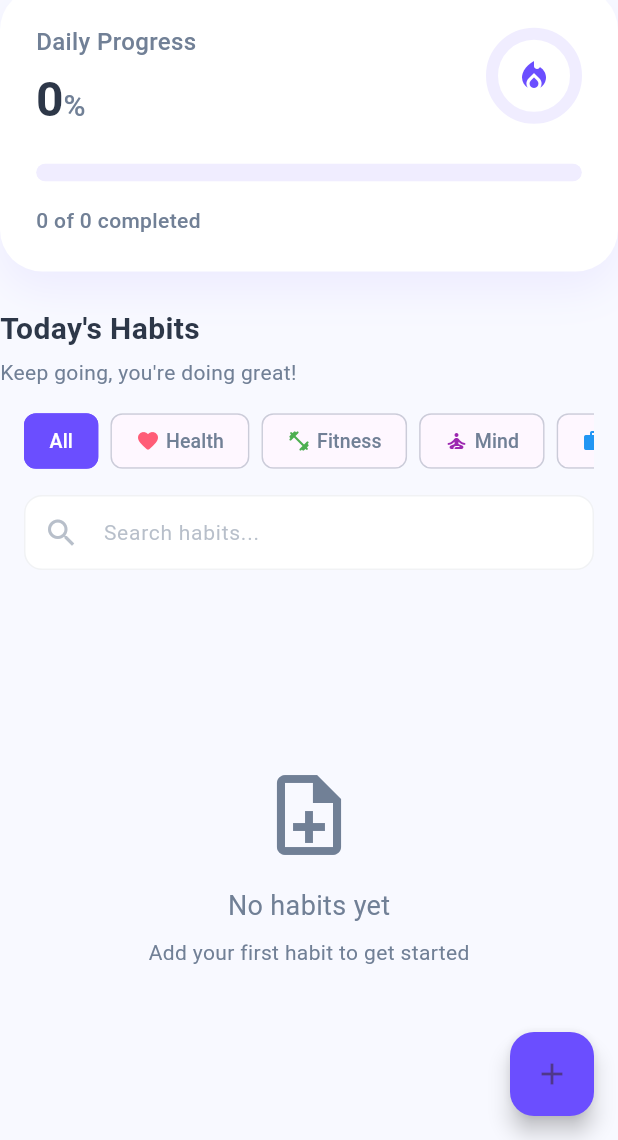
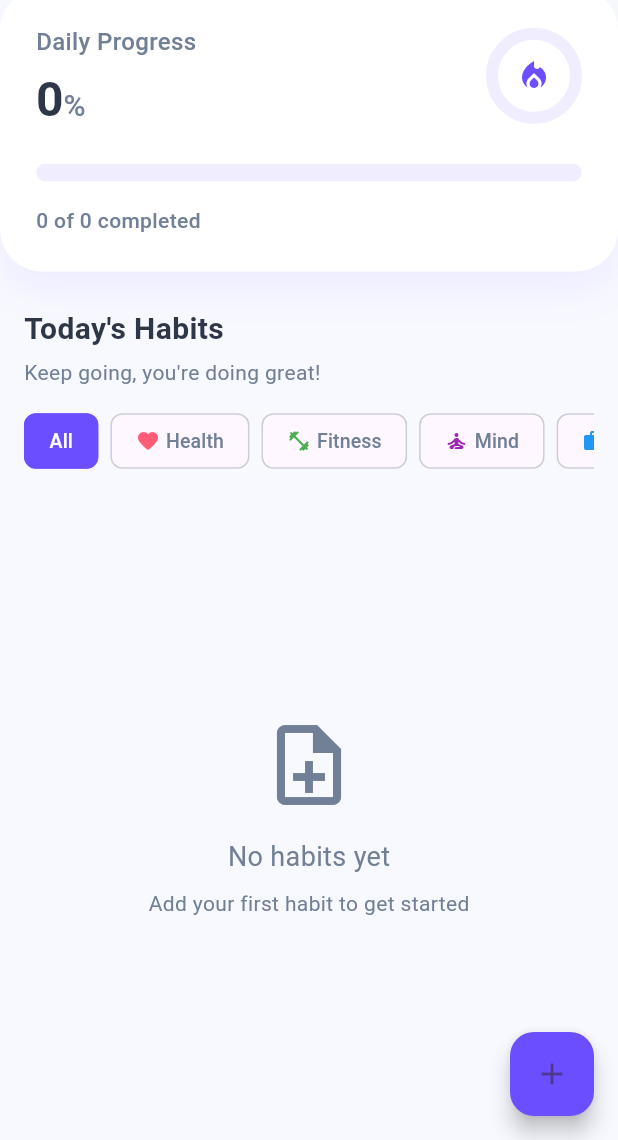
Before and after one commit to OvidiuTo/Progressly, a Flutter app: the screen it shows once a user with an empty profile is signed in, on a phone screen of 412 x 824 dp, the part 96-1236 px from its top. Run offline on Flutter 3.47's test engine with Material 3 defaults, Android fonts, the phone set to English and light mode, and no system bars; our stand-ins replace animate_do, cloud_firestore, firebase_auth, firebase_core, lottie; accounts and stored records are empty.

Commit message:
removed search bar

```diff
--- a/lib/screens/home_page.dart
+++ b/lib/screens/home_page.dart
@@ -25,107 +25,6 @@ class _HomePageState extends State<HomePage> {
   HabitCategory? _selectedCategory;
   List<Habit> _currentHabits = [];
   List<Habit> _displayedHabits = [];
-  final TextEditingController _searchController = TextEditingController();
-
-  @override
-  void dispose() {
-    _searchController.dispose();
-    super.dispose();
-  }
-
-  // Add this method to filter habits by name
-  List<Habit> _filterHabitsBySearch(List<Habit> habits, String query) {
-    if (query.isEmpty) return habits;
-    return habits
-        .where(
-            (habit) => habit.name.toLowerCase().contains(query.toLowerCase()))
-        .toList();
-  }
-
-  // Add the search bar widget
-  Widget _buildSearchBar() {
-    return Padding(
-      padding: const EdgeInsets.symmetric(horizontal: 16),
-      child: Container(
-        decoration: BoxDecoration(
-          color: AppColors.surface,
-          borderRadius: BorderRadius.circular(12),
-          border: Border.all(
-            color: AppColors.textSecondary.withOpacity(0.1),
-          ),
-        ),
-        child: TextField(
-          controller: _searchController,
-          decoration: InputDecoration(
-            hintText: 'Search habits...',
-            hintStyle: TextStyle(
-              color: AppColors.textSecondary.withOpacity(0.5),
-              fontSize: 14,
-            ),
-            prefixIcon: Icon(
-              Icons.search,
-              color: AppColors.textSecondary.withOpacity(0.5),
-            ),
-            suffixIcon: _searchController.text.isNotEmpty
-                ? IconButton(
-                    icon: const Icon(Icons.clear),
-                    color: AppColors.textSecondary.withOpacity(0.5),
-                    onPressed: () {
-                      setState(() {
-                        _searchController.clear();
-                        _displayedHabits = _getFilteredHabits(_currentHabits);
-                      });
-                    },
-                  )
-                : null,
-            border: InputBorder.none,
-            contentPadding: const EdgeInsets.symmetric(
-              horizontal: 16,
-              vertical: 12,
-            ),
-          ),
-          onChanged: (value) {
-            setState(() {
-              _displayedHabits = _filterHabitsBySearch(
-                _getFilteredHabits(_currentHabits),
-                value,
-              );
-            });
-          },
-        ),
-      ),
-    );
-  }
-
-  Future<void> _showAddHabitDialog(BuildContext context) async {
-    final result = await showDialog<Map<String, dynamic>>(
-      context: context,
-      builder: (context) => const AddHabitDialog(),
-    );
-
-    if (result != null) {
-      try {
-        await _habitService.addHabit(
-          name: result['name'] as String,
-          time: result['time'] as TimeOfDay,
-          frequency: result['frequency'] as HabitFrequency,
-          hasReminder: result['hasReminder'] as bool,
-          category: result['category'] as HabitCategory,
-        );
-        if (mounted) {
-          ScaffoldMessenger.of(context).showSnackBar(
-            const SnackBar(content: Text('Habit added successfully')),
-          );
-        }
-      } catch (e) {
-        if (mounted) {
-          ScaffoldMessenger.of(context).showSnackBar(
-            SnackBar(content: Text('Failed to add habit: ${e.toString()}')),
-          );
-        }
-      }
-    }
-  }
 
   @override
   Widget build(BuildContext context) {
@@ -158,10 +57,7 @@ class _HomePageState extends State<HomePage> {
             _currentHabits = _sortHabits(habits);
 
             // Apply category and search filters
-            _displayedHabits = _filterHabitsBySearch(
-              _getFilteredHabits(_currentHabits),
-              _searchController.text,
-            );
+            _displayedHabits = _getFilteredHabits(_currentHabits);
 
             // Calculate completed habits count
             final completedToday = _currentHabits.where((habit) {
@@ -185,8 +81,6 @@ class _HomePageState extends State<HomePage> {
                       _buildTodaySection(),
                       const SizedBox(height: 16),
                       _buildCategoryFilter(),
-                      const SizedBox(height: 16),
-                      _buildSearchBar(),
                       const SizedBox(height: 16),
                     ],
                   ),
@@ -411,7 +305,9 @@ class _HomePageState extends State<HomePage> {
   }
 
   Widget _buildTodaySection() {
-    return const Column(
+    return Padding(
+      padding: const EdgeInsets.symmetric(horizontal: 16),
+      child: const Column(
         crossAxisAlignment: CrossAxisAlignment.start,
         children: [
           Text(
@@ -431,6 +327,7 @@ class _HomePageState extends State<HomePage> {
             ),
           ),
         ],
+      ),
     );
   }
 
@@ -729,6 +626,36 @@ class _HomePageState extends State<HomePage> {
         return aCompleted ? 1 : -1;
       });
   }
+
+  Future<void> _showAddHabitDialog(BuildContext context) async {
+    final result = await showDialog<Map<String, dynamic>>(
+      context: context,
+      builder: (context) => const AddHabitDialog(),
+    );
+
+    if (result != null) {
+      try {
+        await _habitService.addHabit(
+          name: result['name'] as String,
+          time: result['time'] as TimeOfDay,
+          frequency: result['frequency'] as HabitFrequency,
+          hasReminder: result['hasReminder'] as bool,
+          category: result['category'] as HabitCategory,
+        );
+        if (mounted) {
+          ScaffoldMessenger.of(context).showSnackBar(
+            const SnackBar(content: Text('Habit added successfully')),
+          );
+        }
+      } catch (e) {
+        if (mounted) {
+          ScaffoldMessenger.of(context).showSnackBar(
+            SnackBar(content: Text('Failed to add habit: ${e.toString()}')),
+          );
+        }
+      }
+    }
+  }
 }
 
 class ProgressRingPainter extends CustomPainter {
```
Lines whose indentation alone changed are shown as unchanged.
